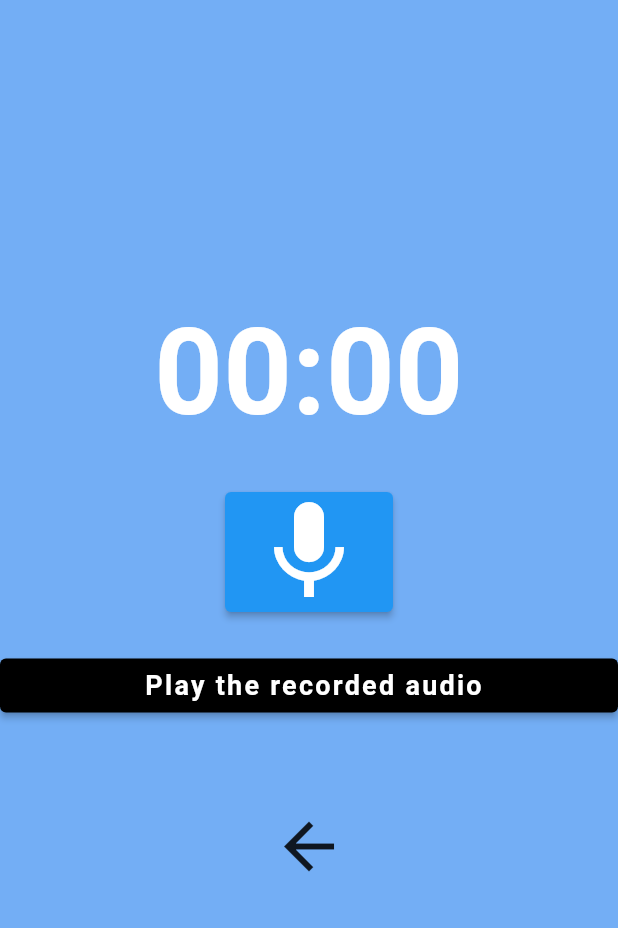
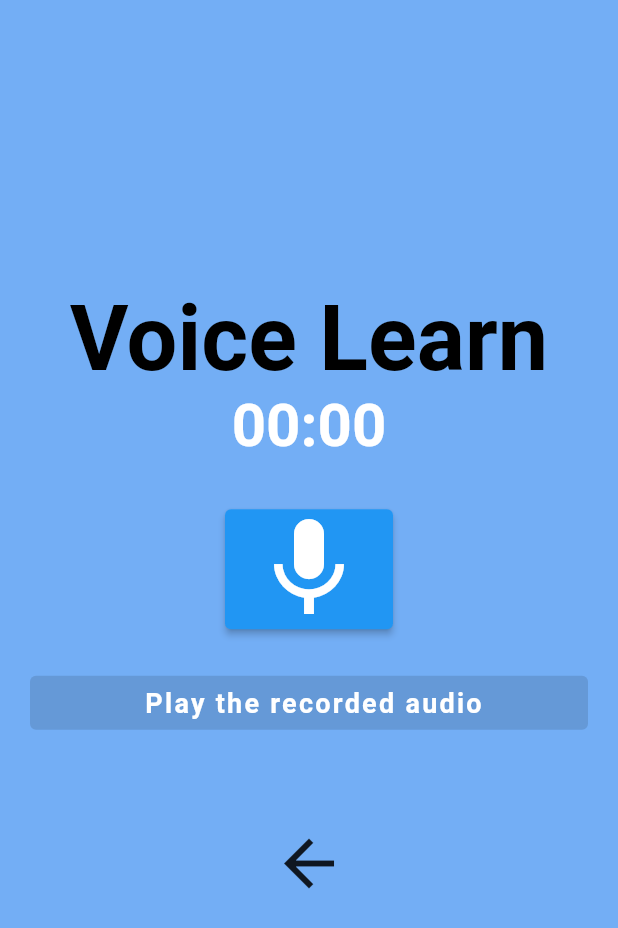
Before and after one commit to DanielOhayo/Android-flutter, a Flutter app: the AudioList screen opened directly, after a tap on the "arrow back" icon, on a phone screen of 412 x 824 dp. Shown: the top 928 px of the screen. Run offline on Flutter 3.47's test engine with Material 2 defaults, Android fonts, the phone set to English and light mode, and no system bars; our stand-ins replace audioplayers, permission_handler, shared_preferences; missing offline and left inert: flutter_sound_lite, microphone; accounts and stored records are empty; network calls fail; Roboto replaces fonts that are missing (OpenSans).

```diff
--- a/lib/Screens/audioList_screen.dart
+++ b/lib/Screens/audioList_screen.dart
@@ -1,38 +1,13 @@
 import 'dart:convert';
 import 'package:audioplayers/audioplayers.dart';
 import 'package:flutter/material.dart';
-import 'package:flutter/services.dart';
-import 'package:velocity_x/velocity_x.dart';
-import 'package:flutter_dev/utilities/constant.dart';
 import 'package:http/http.dart' as http;
 import '../config.dart';
 import 'package:shared_preferences/shared_preferences.dart';
-import 'package:flutter_dev/Screens/login_screen.dart';
-import 'package:flutter_dev/Screens/homePage_screen.dart';
 import 'package:flutter_dev/Screens/voiceLearn_screen.dart';
 import 'package:flutter_dev/Screens/checkRecognition.dart';
-import 'package:flutter_sound_lite/flutter_sound.dart';
-import 'package:flutter_sound_lite/public/flutter_sound_player.dart';
-import 'package:flutter_sound_lite/public/flutter_sound_recorder.dart';
-import 'package:flutter_sound_lite/public/tau.dart';
-import 'package:flutter_sound_lite/public/ui/recorder_playback_controller.dart';
-import 'package:flutter_sound_lite/public/ui/sound_player_ui.dart';
-import 'package:flutter_sound_lite/public/ui/sound_recorder_ui.dart';
-import 'package:flutter_sound_lite/public/util/enum_helper.dart';
-import 'package:flutter_sound_lite/public/util/flutter_sound_ffmpeg.dart';
-import 'package:flutter_sound_lite/public/util/flutter_sound_helper.dart';
-import 'package:flutter_sound_lite/public/util/temp_file_system.dart';
-import 'package:flutter_sound_lite/public/util/wave_header.dart';
-import 'package:permission_handler/permission_handler.dart';
-import 'package:audioplayers/audioplayers.dart';
-import 'package:file_picker/file_picker.dart';
-import 'package:process_run/process_run.dart';
-import 'package:flutter/services.dart' show rootBundle;
-import 'package:path_provider/path_provider.dart';
-import 'package:flutter/material.dart';
 import 'dart:async';
-import 'dart:io';
-import 'package:flutter/services.dart';
+
 // final pathToReadAudio = '/data/user/0/com.example.flutter_dev/cache/audio';
 
 class AudioList extends StatefulWidget {
@@ -88,6 +63,30 @@ class _AudioListState extends State<AudioList> {
     prefs = await SharedPreferences.getInstance();
   }
 
+  Future openDialog(text) => showDialog(
+        context: context,
+        builder: (context) => AlertDialog(
+          title: Text(text),
+          actions: [
+            TextButton(
+              child: Text('close'),
+              onPressed: () {
+                Navigator.of(context).pop();
+              },
+            ),
+            TextButton(
+              child: Text('check if recognize me'),
+              onPressed: () {
+                Navigator.push(
+                    context,
+                    MaterialPageRoute(
+                        builder: (context) => CheckRecognition()));
+              },
+            )
+          ],
+        ),
+      );
+
   void Voice2DB_script() async {
     var reqBody = {
       "email": "dani", //TODO: take email from db
@@ -98,8 +97,10 @@ class _AudioListState extends State<AudioList> {
     var jsonResponse = jsonDecode(response.body);
     if (jsonResponse['status']) {
       print(jsonResponse['success']);
+      openDialog("Your voice added to DB");
     } else {
       print('Something went wrong');
+      openDialog("Somthing went wrong, try again");
     }
   }
 
@@ -143,33 +144,6 @@ class _AudioListState extends State<AudioList> {
     );
   }
 
-  Widget _buildRecognitionBtn() {
-    return Container(
-      padding: EdgeInsets.symmetric(vertical: 25.0),
-      width: double.infinity,
-      child: ElevatedButton(
-        style: ElevatedButton.styleFrom(
-            primary: Color.fromARGB(255, 115, 174, 245)),
-        onPressed: () {
-          print("you press on Rcognition button");
-          Navigator.push(context,
-              MaterialPageRoute(builder: (context) => CheckRecognition()));
-          // Recognition_script();
-        },
-        child: Text(
-          'Check if recognize me',
-          style: TextStyle(
-            color: Color.fromARGB(255, 255, 255, 255),
-            letterSpacing: 1.5,
-            fontSize: 18.0,
-            fontWeight: FontWeight.bold,
-            fontFamily: 'OpenSans',
-          ),
-        ),
-      ),
-    );
-  }
-
   Widget _buildEmotionBtn() {
     return Container(
       padding: EdgeInsets.symmetric(vertical: 25.0),
@@ -182,7 +156,7 @@ class _AudioListState extends State<AudioList> {
           Emotion_script();
         },
         child: Text(
-          'Check if my emotion',
+          'Check my emotion',
           style: TextStyle(
             color: Color.fromARGB(255, 255, 255, 255),
             letterSpacing: 1.5,
@@ -221,7 +195,7 @@ class _AudioListState extends State<AudioList> {
               borderRadius: BorderRadius.circular(20),
             ),
             const Text(
-              'The Flutter Audio',
+              'My Recored Audio',
               style: TextStyle(
                 fontSize: 24,
                 fontWeight: FontWeight.bold,
@@ -266,8 +240,7 @@ class _AudioListState extends State<AudioList> {
               ),
             ),
             _buildVoice2DBBtn(),
-            _buildRecognitionBtn(),
-            _buildEmotionBtn(),
+            // _buildEmotionBtn(),
             _buildbackBtn(),
           ],
         ),
--- a/lib/Screens/login_screen.dart
+++ b/lib/Screens/login_screen.dart
@@ -2,7 +2,6 @@ import 'dart:convert';
 import 'package:flutter/material.dart';
 import 'package:flutter/services.dart';
 import 'package:flutter_dev/Screens/registration_screen.dart';
-import 'package:velocity_x/velocity_x.dart';
 import 'package:flutter_dev/utilities/constant.dart';
 import 'package:http/http.dart' as http;
 import '../config.dart';
--- a/lib/Screens/registration_screen.dart
+++ b/lib/Screens/registration_screen.dart
@@ -1,7 +1,6 @@
 import 'dart:convert';
 import 'package:flutter/material.dart';
 import 'package:flutter/services.dart';
-import 'package:velocity_x/velocity_x.dart';
 import 'package:flutter_dev/utilities/constant.dart';
 import 'package:http/http.dart' as http;
 import '../config.dart';
--- a/lib/Screens/voiceLearn_screen.dart
+++ b/lib/Screens/voiceLearn_screen.dart
@@ -1,29 +1,9 @@
-import 'dart:convert';
 import 'package:flutter/material.dart';
-import 'package:flutter/services.dart';
-import 'package:velocity_x/velocity_x.dart';
-import 'package:flutter_dev/utilities/constant.dart';
-import 'package:http/http.dart' as http;
-import '../config.dart';
-import 'package:shared_preferences/shared_preferences.dart';
-import 'package:flutter_dev/Screens/login_screen.dart';
 import 'package:flutter_dev/Screens/homePage_screen.dart';
 import 'package:flutter_dev/Screens/audioList_screen.dart';
 import 'package:flutter_sound_lite/flutter_sound.dart';
-import 'package:flutter_sound_lite/public/flutter_sound_player.dart';
 import 'package:flutter_sound_lite/public/flutter_sound_recorder.dart';
-import 'package:flutter_sound_lite/public/tau.dart';
-import 'package:flutter_sound_lite/public/ui/recorder_playback_controller.dart';
-import 'package:flutter_sound_lite/public/ui/sound_player_ui.dart';
-import 'package:flutter_sound_lite/public/ui/sound_recorder_ui.dart';
-import 'package:flutter_sound_lite/public/util/enum_helper.dart';
-import 'package:flutter_sound_lite/public/util/flutter_sound_ffmpeg.dart';
-import 'package:flutter_sound_lite/public/util/flutter_sound_helper.dart';
-import 'package:flutter_sound_lite/public/util/temp_file_system.dart';
-import 'package:flutter_sound_lite/public/util/wave_header.dart';
 import 'package:permission_handler/permission_handler.dart';
-import 'package:audio_session/audio_session.dart';
-import 'package:path_provider/path_provider.dart';
 
 import 'dart:io';
 
@@ -34,7 +14,7 @@ class VoiceLearn extends StatefulWidget {
 
 class _VoiceLearnState extends State<VoiceLearn> {
   final recorder = FlutterSoundRecorder();
-
+  bool isStoped = false;
   bool isRecorderReady = false;
 
   @override
@@ -73,6 +53,7 @@ class _VoiceLearnState extends State<VoiceLearn> {
     if (!isRecorderReady) return;
     final path = await recorder.stopRecorder();
     final audioFile = File(path!);
+    isStoped = true;
 
     print('Recorde audio: $audioFile');
   }
@@ -92,17 +73,18 @@ class _VoiceLearnState extends State<VoiceLearn> {
     );
   }
 
+  void navigate() {
+    Navigator.push(
+        context, MaterialPageRoute(builder: (context) => AudioList()));
+  }
+
   Widget _buildPlayBtn() {
     return Container(
       padding: EdgeInsets.symmetric(vertical: 25.0),
       width: double.infinity,
       child: ElevatedButton(
         style: ElevatedButton.styleFrom(primary: Colors.black),
-        onPressed: () {
-          print('Back Button Pressed');
-          Navigator.push(
-              context, MaterialPageRoute(builder: (context) => AudioList()));
-        },
+        onPressed: !isStoped ? null : navigate,
         child: Text(
           ' Play the recorded audio',
           style: TextStyle(
@@ -120,13 +102,27 @@ class _VoiceLearnState extends State<VoiceLearn> {
   @override
   Widget build(BuildContext context) => Scaffold(
       backgroundColor: Color.fromARGB(255, 115, 174, 245),
-      body: Center(
-          child: Column(mainAxisAlignment: MainAxisAlignment.center, children: [
+      body: Padding(
+          padding: const EdgeInsets.all(20),
+          child: Center(
+              child: Column(
+                  mainAxisAlignment: MainAxisAlignment.center,
+                  children: [
+                Text(
+                  'Voice Learn',
+                  style: TextStyle(
+                    color: Colors.black,
+                    fontFamily: 'OpenSans',
+                    fontSize: 60,
+                    fontWeight: FontWeight.bold,
+                  ),
+                ),
                 StreamBuilder<RecordingDisposition>(
                   stream: recorder.onProgress,
                   builder: (context, snapshot) {
-            final duration =
-                snapshot.hasData ? snapshot.data!.duration : Duration.zero;
+                    final duration = snapshot.hasData
+                        ? snapshot.data!.duration
+                        : Duration.zero;
                     String twoDigits(int n) => n.toString().padLeft(2, "0");
                     final twoDigitsMinutes =
                         twoDigits(duration.inMinutes.remainder(60));
@@ -136,7 +132,7 @@ class _VoiceLearnState extends State<VoiceLearn> {
                     return Text(
                       '$twoDigitsMinutes:$twoDigitsSeconds',
                       style: const TextStyle(
-                fontSize: 80,
+                        fontSize: 40,
                         color: Colors.white,
                         fontWeight: FontWeight.bold,
                       ),
@@ -163,5 +159,5 @@ class _VoiceLearnState extends State<VoiceLearn> {
                 ),
                 _buildPlayBtn(),
                 _buildbackBtn(),
-      ])));
+              ]))));
 }
--- a/lib/config.dart
+++ b/lib/config.dart
@@ -1,4 +1,4 @@
-final url = 'http://10.0.0.12:8080/';
+final url = 'http://10.0.0.8:8080/';
 final login = url + 'login';
 final register = url + 'registration';
 final recognizeDB = url + 'recognizeDB';
--- a/lib/main.dart
+++ b/lib/main.dart
@@ -1,7 +1,5 @@
 import 'package:flutter/material.dart';
-import 'package:flutter_dev/Screens/homePage_screen.dart';
 import 'package:flutter_dev/Screens/login_screen.dart';
-import 'package:flutter_dev/Screens/voiceLearn_screen.dart';
 
 void main() {
   runApp(MyApp());
```
Also changed, not shown: lib/Screens/checkRecognition.dart (+40 -29 lines), lib/Screens/homePage_screen.dart (+59 -8 lines). Lines whose indentation alone changed are shown as unchanged.
